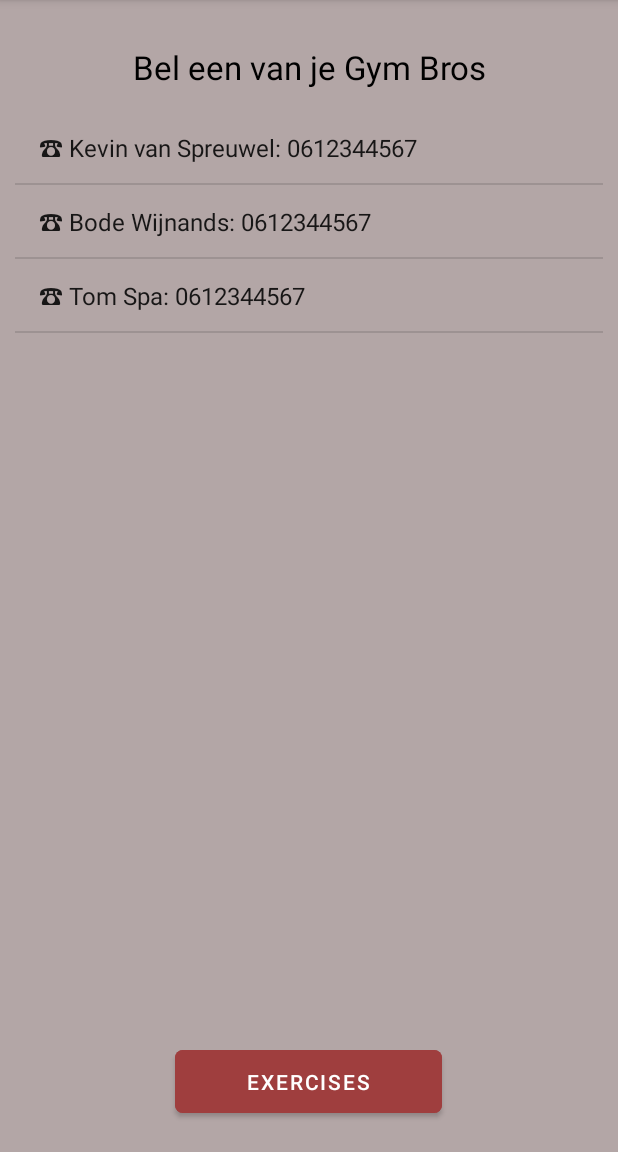
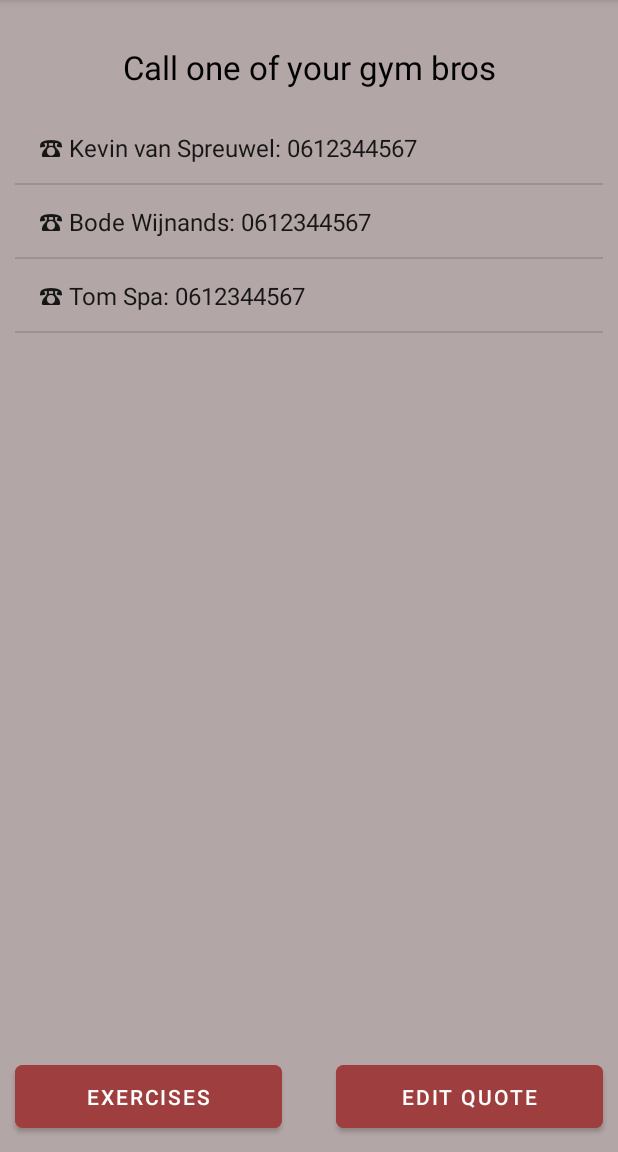
Before and after one commit to tomspa/RackTrack-Android, an Android app: the screen it shows after launch (MainActivity), on a phone screen of 412 x 824 dp, the part 84-1236 px from its top. Run offline under Robolectric (Android 15) with nearby library versions, the phone set to English and light mode, and no system bars.

Commit message:
EditQuote basics added

```diff
--- a/app/src/main/java/com/example/racktrack/MainActivity.java
+++ b/app/src/main/java/com/example/racktrack/MainActivity.java
@@ -2,13 +2,22 @@ package com.example.racktrack;
 
 import androidx.appcompat.app.AppCompatActivity;
 
+import android.content.Intent;
 import android.os.Bundle;
+import android.view.View;
+import android.widget.Button;
 
 public class MainActivity extends AppCompatActivity {
 
+    private View quoteButton;
     @Override
     protected void onCreate(Bundle savedInstanceState) {
         super.onCreate(savedInstanceState);
         setContentView(R.layout.activity_main);
+        this.quoteButton = findViewById(R.id.quoteButton);
+        this.quoteButton.setOnClickListener(view -> {
+            Intent intent = new Intent(this, QuoteEdit.class);
+            startActivity(intent);
+        });
     }
 }
--- a/app/src/main/res/layout/activity_main.xml
+++ b/app/src/main/res/layout/activity_main.xml
@@ -6,6 +6,18 @@
     android:layout_height="match_parent"
     android:background="@color/background"
     tools:context=".MainActivity">
+
+    <Button
+        android:id="@+id/quoteButton"
+        android:layout_width="178dp"
+        android:layout_height="54dp"
+        android:layout_marginRight="10dp"
+        android:layout_marginBottom="10dp"
+        android:backgroundTint="@color/main"
+        android:text="Edit Quote"
+        app:cornerRadius="5dp"
+        app:layout_constraintBottom_toBottomOf="parent"
+        app:layout_constraintEnd_toEndOf="parent" />
 
     <androidx.fragment.app.FragmentContainerView
         android:id="@+id/fragment_contact_view"
@@ -21,13 +33,12 @@
         android:id="@+id/exerciseButton"
         android:layout_width="178dp"
         android:layout_height="54dp"
-        android:layout_marginBottom="20dp"
+        android:layout_marginLeft="10dp"
+        android:layout_marginBottom="10dp"
         android:backgroundTint="@color/main"
         android:text="Exercises"
         app:cornerRadius="5dp"
         app:layout_constraintBottom_toBottomOf="parent"
-        app:layout_constraintEnd_toEndOf="parent"
-        app:layout_constraintHorizontal_bias="0.498"
         app:layout_constraintStart_toStartOf="parent" />
 
 </androidx.constraintlayout.widget.ConstraintLayout>
--- a/app/src/main/res/layout/fragment_contact_list.xml
+++ b/app/src/main/res/layout/fragment_contact_list.xml
@@ -23,7 +23,7 @@
         android:layout_width="match_parent"
         android:layout_height="37dp"
         android:layout_marginTop="20dp"
-        android:text="Bel een van je Gym Bros"
+        android:text="Call one of your gym bros"
         android:textAlignment="center"
         android:textAppearance="@style/TextAppearance.AppCompat.Large"
         android:textColor="#000000"
```
Also changed, not shown: app/src/main/AndroidManifest.xml (+6 -2 lines), app/src/main/java/com/example/racktrack/QuoteEdit.java (added, +30 -0 lines), app/src/main/res/layout/activity_quote_edit.xml (added, +38 -0 lines).
